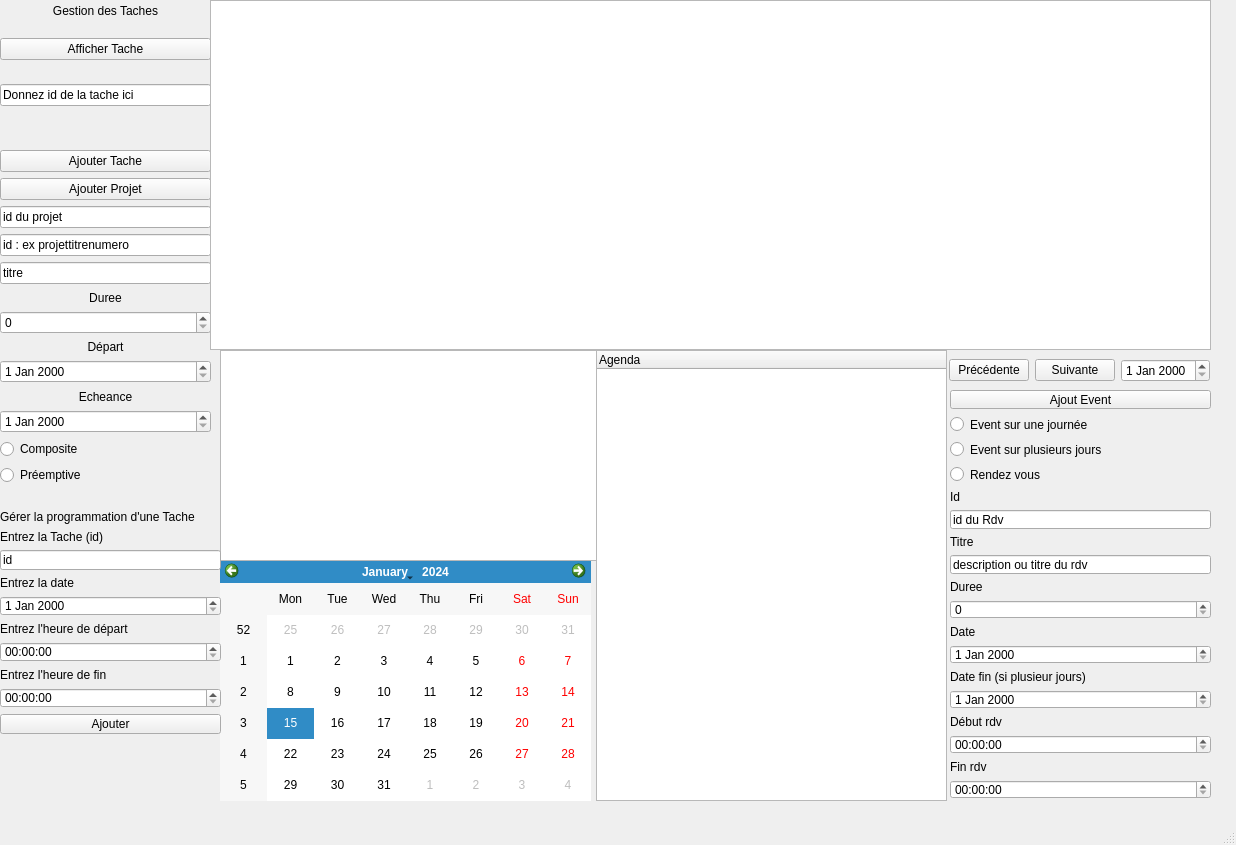
TheFump/tdQtConsole, file mainwindow.ui: the form before one commit.
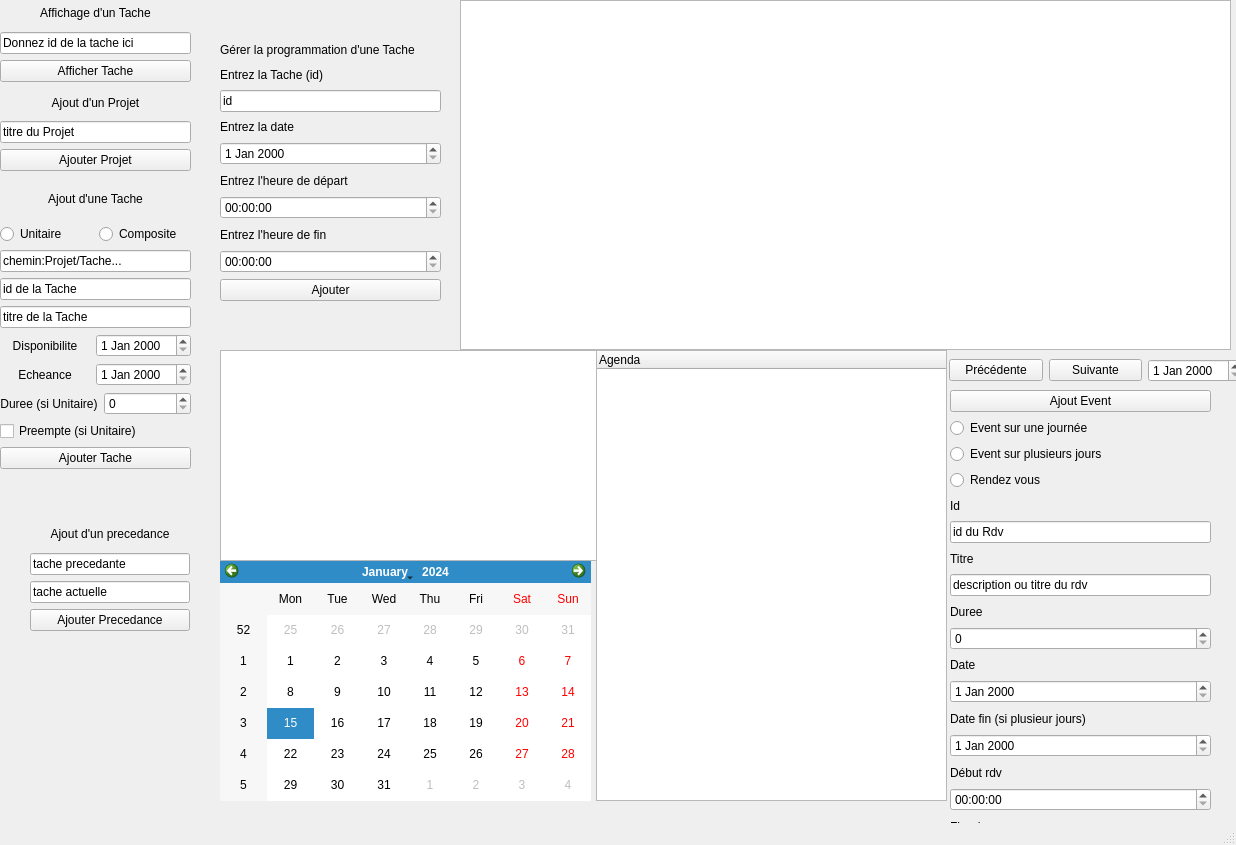
The form after the commit.

Commit message: ajout de tache untaire et composite

Patch:
```diff
--- a/mainwindow.ui
+++ b/mainwindow.ui
@@ -24,42 +24,23 @@
      </rect>
     </property>
    </widget>
-   <widget class="QWidget" name="verticalLayoutWidget">
-    <property name="geometry">
-     <rect>
-      <x>0</x>
-      <y>0</y>
-      <width>211</width>
-      <height>21</height>
-     </rect>
-    </property>
-    <layout class="QVBoxLayout" name="verticalLayout">
-     <item>
-      <widget class="QLabel" name="label">
-       <property name="text">
-        <string>Gestion des Taches</string>
-       </property>
-       <property name="alignment">
-        <set>Qt::AlignCenter</set>
-       </property>
-      </widget>
-     </item>
-    </layout>
-   </widget>
    <widget class="QWidget" name="verticalLayoutWidget_2">
     <property name="geometry">
      <rect>
       <x>0</x>
-      <y>20</y>
-      <width>211</width>
-      <height>106</height>
+      <y>0</y>
+      <width>191</width>
+      <height>82</height>
      </rect>
     </property>
     <layout class="QVBoxLayout" name="verticalLayout_2">
      <item>
-      <widget class="QPushButton" name="printTache">
+      <widget class="QLabel" name="label">
        <property name="text">
-        <string>Afficher Tache</string>
+        <string>Affichage d'un Tache</string>
+       </property>
+       <property name="alignment">
+        <set>Qt::AlignCenter</set>
        </property>
       </widget>
      </item>
@@ -70,57 +51,114 @@
        </property>
       </widget>
      </item>
+     <item>
+      <widget class="QPushButton" name="printTache">
+       <property name="text">
+        <string>Afficher Tache</string>
+       </property>
+      </widget>
+     </item>
     </layout>
    </widget>
    <widget class="QWidget" name="verticalLayoutWidget_3">
     <property name="geometry">
      <rect>
       <x>0</x>
-      <y>150</y>
-      <width>211</width>
-      <height>335</height>
+      <y>180</y>
+      <width>191</width>
+      <height>289</height>
      </rect>
     </property>
     <layout class="QVBoxLayout" name="verticalLayout_3">
      <item>
-      <widget class="QPushButton" name="ajouterTache">
+      <widget class="QLabel" name="label_18">
        <property name="text">
-        <string>Ajouter Tache</string>
+        <string>Ajout d'une Tache</string>
        </property>
+       <property name="alignment">
+        <set>Qt::AlignCenter</set>
+       </property>
       </widget>
      </item>
      <item>
-      <widget class="QPushButton" name="ajouterProjet">
+      <layout class="QHBoxLayout" name="horizontalLayout_2">
+       <item>
+        <widget class="QRadioButton" name="UnitaireTache">
        <property name="text">
-        <string>Ajouter Projet</string>
+          <string>Unitaire</string>
        </property>
       </widget>
      </item>
      <item>
-      <widget class="QLineEdit" name="Idprojet">
+        <widget class="QRadioButton" name="CompositeTache">
        <property name="text">
-        <string>id du projet</string>
+          <string>Composite</string>
        </property>
       </widget>
      </item>
+      </layout>
+     </item>
      <item>
       <widget class="QLineEdit" name="id">
        <property name="text">
-        <string>id : ex projettitrenumero</string>
+        <string>chemin:Projet/Tache...</string>
        </property>
       </widget>
      </item>
      <item>
       <widget class="QLineEdit" name="titre">
        <property name="text">
-        <string>titre</string>
+        <string>id de la Tache</string>
        </property>
       </widget>
      </item>
+     <item>
+      <widget class="QLineEdit" name="titreTache">
+       <property name="text">
+        <string>titre de la Tache</string>
+       </property>
+      </widget>
+     </item>
+     <item>
+      <layout class="QHBoxLayout" name="horizontalLayout_5">
+       <item>
+        <widget class="QLabel" name="label_2">
+         <property name="text">
+          <string>Disponibilite</string>
+         </property>
+         <property name="alignment">
+          <set>Qt::AlignCenter</set>
+         </property>
+        </widget>
+       </item>
+       <item>
+        <widget class="QDateEdit" name="disponibiliteTache"/>
+       </item>
+      </layout>
+     </item>
+     <item>
+      <layout class="QHBoxLayout" name="horizontalLayout_4">
+       <item>
+        <widget class="QLabel" name="label_3">
+         <property name="text">
+          <string>Echeance</string>
+         </property>
+         <property name="alignment">
+          <set>Qt::AlignCenter</set>
+         </property>
+        </widget>
+       </item>
+       <item>
+        <widget class="QDateEdit" name="echeanceTache"/>
+       </item>
+      </layout>
+     </item>
+     <item>
+      <layout class="QHBoxLayout" name="horizontalLayout_3">
      <item>
       <widget class="QLabel" name="label_4">
        <property name="text">
-        <string>Duree</string>
+          <string>Duree (si Unitaire)</string>
        </property>
        <property name="alignment">
         <set>Qt::AlignCenter</set>
@@ -128,7 +166,7 @@
       </widget>
      </item>
      <item>
-      <widget class="QSpinBox" name="duree">
+        <widget class="QSpinBox" name="dureeTache">
        <property name="maximum">
         <number>9999999</number>
        </property>
@@ -137,43 +175,19 @@
        </property>
       </widget>
      </item>
-     <item>
-      <widget class="QLabel" name="label_2">
-       <property name="text">
-        <string>Départ</string>
-       </property>
-       <property name="alignment">
-        <set>Qt::AlignCenter</set>
-       </property>
-      </widget>
+      </layout>
      </item>
      <item>
-      <widget class="QDateEdit" name="debut"/>
-     </item>
-     <item>
-      <widget class="QLabel" name="label_3">
+      <widget class="QCheckBox" name="preempteTache">
        <property name="text">
-        <string>Echeance</string>
+        <string>Preempte (si Unitaire)</string>
        </property>
-       <property name="alignment">
-        <set>Qt::AlignCenter</set>
-       </property>
       </widget>
      </item>
      <item>
-      <widget class="QDateEdit" name="fin"/>
-     </item>
-     <item>
-      <widget class="QRadioButton" name="composite">
+      <widget class="QPushButton" name="ajouterTache">
        <property name="text">
-        <string>Composite</string>
-       </property>
-      </widget>
-     </item>
-     <item>
-      <widget class="QRadioButton" name="preempt">
-       <property name="text">
-        <string>Préemptive</string>
+        <string>Ajouter Tache</string>
        </property>
       </widget>
      </item>
@@ -192,9 +206,9 @@
    <widget class="QTableWidget" name="Calendar">
     <property name="geometry">
      <rect>
-      <x>210</x>
+      <x>460</x>
       <y>0</y>
-      <width>1001</width>
+      <width>771</width>
       <height>350</height>
      </rect>
     </property>
@@ -202,10 +216,10 @@
    <widget class="QWidget" name="verticalLayoutWidget_4">
     <property name="geometry">
      <rect>
-      <x>0</x>
-      <y>510</y>
+      <x>220</x>
+      <y>40</y>
       <width>221</width>
-      <height>224</height>
+      <height>261</height>
      </rect>
     </property>
     <layout class="QVBoxLayout" name="verticalLayout_4">
@@ -274,7 +288,7 @@
      <rect>
       <x>949</x>
       <y>350</y>
-      <width>261</width>
+      <width>294</width>
       <height>41</height>
      </rect>
     </property>
@@ -322,7 +336,7 @@
       <x>950</x>
       <y>390</y>
       <width>261</width>
-      <height>409</height>
+      <height>475</height>
      </rect>
     </property>
     <layout class="QVBoxLayout" name="verticalLayout_5">
@@ -434,6 +448,85 @@
      </item>
     </layout>
    </widget>
+   <widget class="QWidget" name="verticalLayoutWidget">
+    <property name="geometry">
+     <rect>
+      <x>0</x>
+      <y>90</y>
+      <width>191</width>
+      <height>81</height>
+     </rect>
+    </property>
+    <layout class="QVBoxLayout" name="verticalLayout_7">
+     <item>
+      <widget class="QLabel" name="label_17">
+       <property name="text">
+        <string>Ajout d'un Projet</string>
+       </property>
+       <property name="alignment">
+        <set>Qt::AlignCenter</set>
+       </property>
+      </widget>
+     </item>
+     <item>
+      <widget class="QLineEdit" name="titreProjet">
+       <property name="text">
+        <string>titre du Projet</string>
+       </property>
+      </widget>
+     </item>
+     <item>
+      <widget class="QPushButton" name="addProjet">
+       <property name="text">
+        <string>Ajouter Projet</string>
+       </property>
+      </widget>
+     </item>
+    </layout>
+   </widget>
+   <widget class="QWidget" name="verticalLayoutWidget_6">
+    <property name="geometry">
+     <rect>
+      <x>30</x>
+      <y>520</y>
+      <width>160</width>
+      <height>111</height>
+     </rect>
+    </property>
+    <layout class="QVBoxLayout" name="verticalLayout">
+     <item>
+      <widget class="QLabel" name="label_19">
+       <property name="text">
+        <string>Ajout d'un precedance</string>
+       </property>
+       <property name="alignment">
+        <set>Qt::AlignCenter</set>
+       </property>
+      </widget>
+     </item>
+     <item>
+      <widget class="QLineEdit" name="precedenteTache">
+       <property name="text">
+        <string>tache precedante</string>
+       </property>
+      </widget>
+     </item>
+     <item>
+      <widget class="QLineEdit" name="suivanteTache">
+       <property name="text">
+        <string>tache actuelle</string>
+       </property>
+      </widget>
+     </item>
+     <item>
+      <widget class="QPushButton" name="ajoutPrecedance">
+       <property name="text">
+        <string>Ajouter Precedance</string>
+       </property>
+      </widget>
+     </item>
+    </layout>
+   </widget>
   </widget>
   <widget class="QMenuBar" name="menubar">
    <property name="geometry">
```
Left out of the diff: 6 changed lines with no effect on the pictures. Lines whose indentation alone changed are shown as unchanged. The commit also changes 17 other files.
